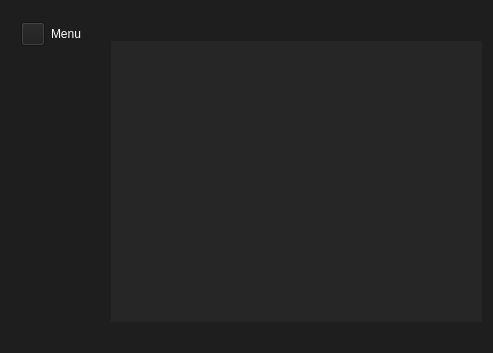
Above: menu.ui from noX1st/crosses-and-zeros before the change. Below: the same form after it.
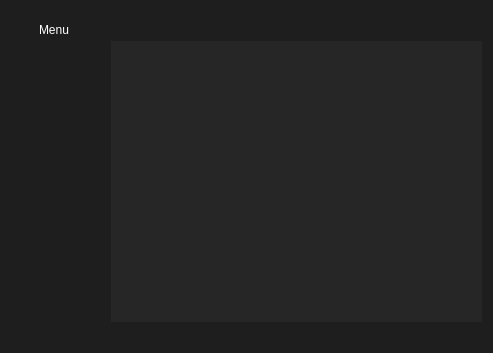
That is the form after the change. The open tabs and pages were chosen to show the change. Icons and pictures are not drawn.

```diff
--- a/menu.ui
+++ b/menu.ui
@@ -848,8 +848,8 @@
         <rect>
          <x>10</x>
          <y>10</y>
-         <width>71</width>
-         <height>26</height>
+         <width>51</width>
+         <height>18</height>
         </rect>
        </property>
        <layout class="QHBoxLayout" name="horizontalLayout_7">
@@ -861,15 +861,25 @@
             <verstretch>0</verstretch>
            </sizepolicy>
           </property>
+          <property name="minimumSize">
+           <size>
+            <width>0</width>
+            <height>0</height>
+           </size>
+          </property>
           <property name="maximumSize">
            <size>
-            <width>24</width>
-            <height>24</height>
+            <width>12</width>
+            <height>12</height>
            </size>
           </property>
           <property name="styleSheet">
-           <string notr="true">background-color: rgb(30, 30, 30);
-background-image: url(:/new/prefix1/img/arrowW.png);</string>
+           <string notr="true">QPushButton{
+background-color: rgb(30, 30, 30);
+color: rgb(255, 255, 255);
+border: none;
+padding: 5px;
+}</string>
           </property>
           <property name="text">
            <string/>
@@ -878,6 +888,12 @@
         </item>
         <item>
          <widget class="QLabel" name="SettingsLbl_2">
+          <property name="maximumSize">
+           <size>
+            <width>16777215</width>
+            <height>16777215</height>
+           </size>
+          </property>
           <property name="styleSheet">
            <string notr="true">color: rgb(255, 255, 255);</string>
           </property>
```
Left out of the diff: 205 changed lines with no effect on the pictures.
